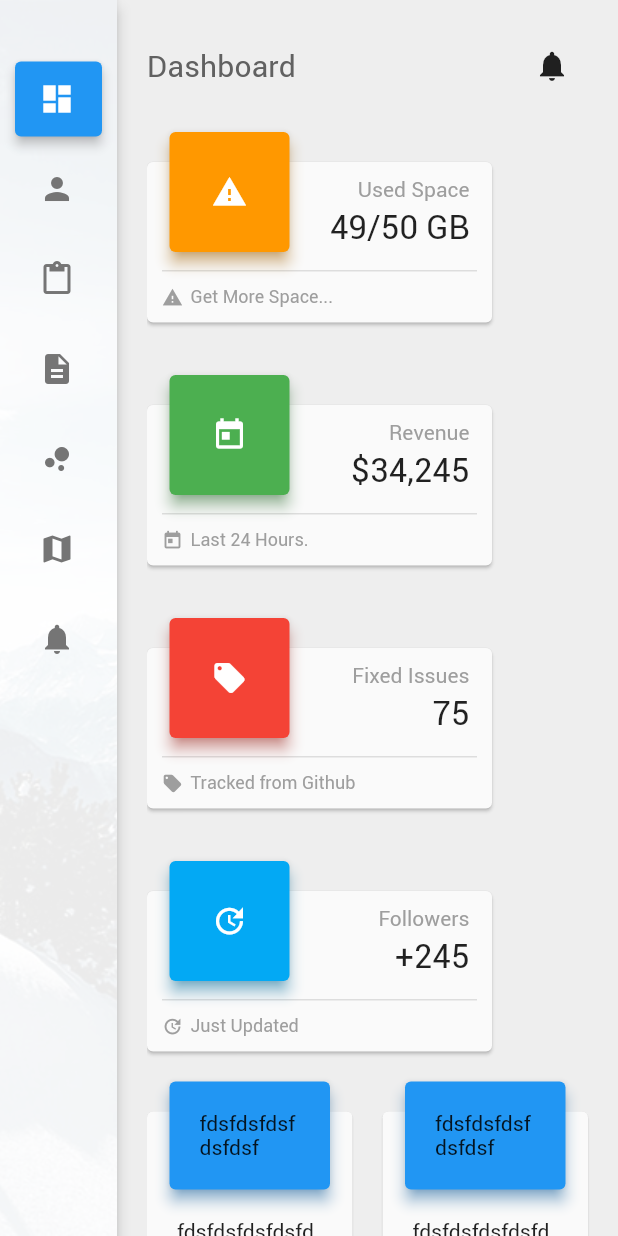
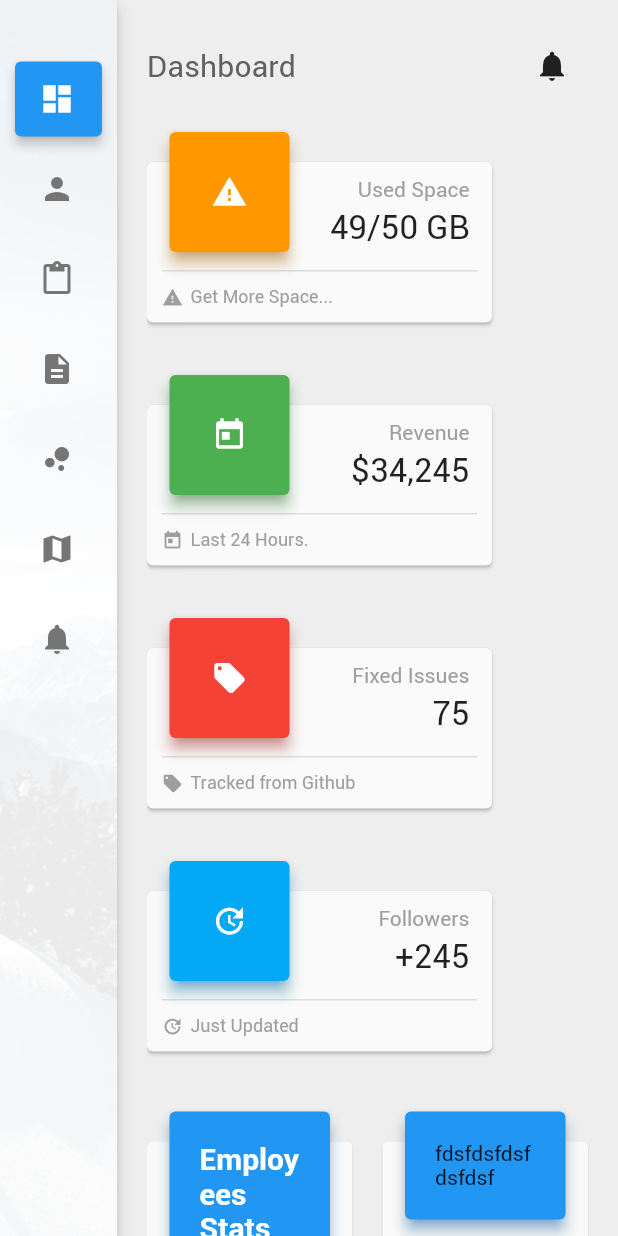
Before and after one commit to RafaelBarbosatec/CanaryAdminFlutter, a Flutter app: the screen it shows after launch, on a phone screen of 412 x 824 dp. Run offline on Flutter 3.47's test engine with Material 2 defaults, Android fonts, the phone set to English and light mode, and no system bars.

Commit message:
card content title done and missing content tab

```diff
--- a/lib/components/CardContent.dart
+++ b/lib/components/CardContent.dart
@@ -3,10 +3,10 @@ import 'package:flutter/material.dart';
 
 class CardContent extends StatefulWidget {
   final Color color;
-  final Widget top;
+  final Widget header;
   final Widget content;
 
-  const CardContent({Key key, this.color, this.top, this.content}) : super(key: key);
+  const CardContent({Key key, this.color, this.header, this.content}) : super(key: key);
 
   @override
   _CardContentState createState() => _CardContentState();
@@ -56,7 +56,7 @@ class _CardContentState extends State<CardContent> {
             child: Container(
               padding: EdgeInsets.all(Dimens.margin_default),
               width: double.maxFinite,
-              child: widget.top,
+              child: widget.header,
             ),
           ),
         ),
--- a/lib/components/CardContentTab.dart
+++ b/lib/components/CardContentTab.dart
@@ -1,4 +1,3 @@
-import 'package:canary_admin/theme/AppTheme.dart';
 import 'package:flutter/material.dart';
 
 class CardContentTab extends StatelessWidget {
@@ -14,7 +13,7 @@ class CardContentTab extends StatelessWidget {
     return Row(
       mainAxisSize: MainAxisSize.max,
       children: <Widget>[
-        Text(title == null ? "" : title, style: textThemeMain.subtitle),
+        Text(title == null ? "" : title, style: Theme.of(context).textTheme.subtitle),
         Container(
           margin: EdgeInsets.only(left: 15),
           width: 600,
--- /dev/null
+++ b/lib/components/CardContentTitle.dart
@@ -0,0 +1,43 @@
+import 'package:canary_admin/components/CardContent.dart';
+import 'package:flutter/material.dart';
+
+class CardContentTitle extends StatelessWidget {
+  final String title;
+  final String subtitle;
+  final Color textColor;
+  final Widget content;
+
+  const CardContentTitle(
+      {Key key,
+      this.title = "",
+      this.subtitle = "",
+      this.content,
+      this.textColor = Colors.white})
+      : super(key: key);
+
+  @override
+  Widget build(BuildContext context) {
+    return CardContent(
+      header: Column(
+        crossAxisAlignment: CrossAxisAlignment.start,
+        mainAxisSize: MainAxisSize.min,
+        children: <Widget>[
+          Container(
+              child: Text(title,
+                  style: Theme.of(context)
+                      .textTheme
+                      .title
+                      .merge(TextStyle(color: textColor)))),
+          Container(
+              child: Text(subtitle,
+                  style: Theme.of(context)
+                      .textTheme
+                      .subtitle
+                      .merge(TextStyle(color: textColor)))),
+        ],
+      ),
+      content: content,
+      color: Theme.of(context).primaryColor,
+    );
+  }
+}
--- a/lib/pages/Dashboard.dart
+++ b/lib/pages/Dashboard.dart
@@ -1,5 +1,6 @@
 import 'package:canary_admin/Dimens.dart';
 import 'package:canary_admin/components/CardContent.dart';
+import 'package:canary_admin/components/CardContentTitle.dart';
 import 'package:canary_admin/components/CardInfoDashboard.dart';
 import 'package:canary_admin/components/ResponsibleRow.dart';
 import 'package:flutter/material.dart';
@@ -64,21 +65,18 @@ class Dashboard extends StatelessWidget {
 
   _buildChart(BuildContext context) {
     return Padding(
-      padding: const EdgeInsets.only(top:20.0),
+      padding: const EdgeInsets.only(top:40.0),
       child: ResponsibleRow(
         spaceBetween: Dimens.margin_default,
         children: <Widget>[
-          CardContent(
-            color: Theme.of(context).primaryColor,
-            top: Text("fdsfdsfdsfdsfdsf"),
-            content: Container(
-              height: 200,
-              child: Text("fdsfdsfdsfdsfdsf"),
-            ),
+          CardContentTitle(
+            title: "Employees Stats",
+            subtitle: "New emplldksljdlksj ldskfjdslkfjds ",
+            content: Text("Testando", style: Theme.of(context).textTheme.body1,),
           ),
           CardContent(
             color: Theme.of(context).primaryColor,
-            top: Text("fdsfdsfdsfdsfdsf"),
+            header: Text("fdsfdsfdsfdsfdsf"),
             content: Container(
               height: 200,
               child: Text("fdsfdsfdsfdsfdsf"),
```
